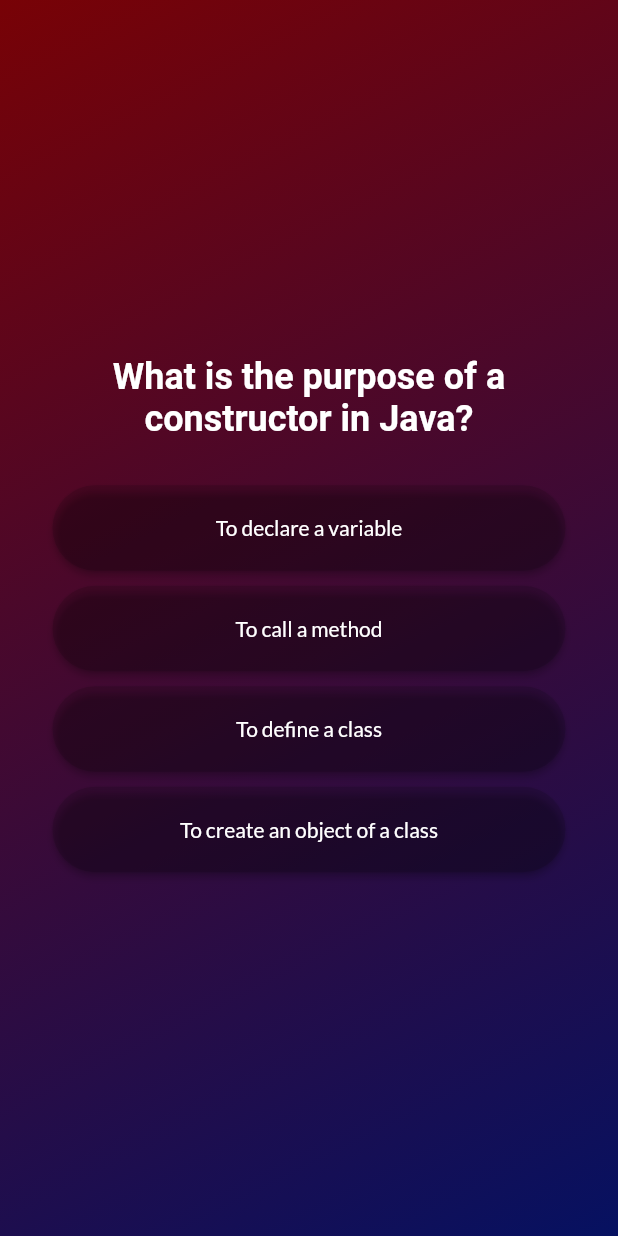
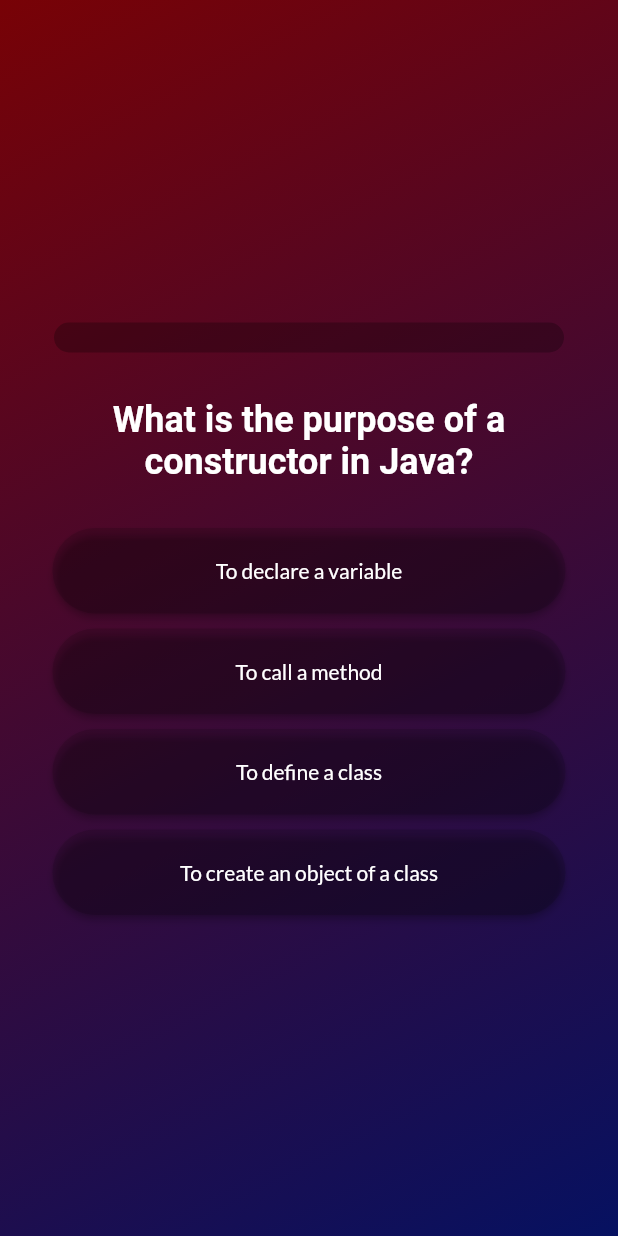
Before and after one commit to ajaxarrow/FlutterQuizApp, a Flutter app: the screen it shows after launch, after a tap on "Get Started", on a phone screen of 412 x 824 dp. Run offline on Flutter 3.47's test engine with Material 2 defaults, Android fonts, the phone set to English and light mode, and no system bars; our stand-ins replace google_fonts; Roboto replaces fonts that are missing (Assistant).

Commit message:
added progress bar in question screen, added colorgradient provider

```diff
--- a/lib/main.dart
+++ b/lib/main.dart
@@ -1,8 +1,13 @@
 import 'package:flutter/material.dart';
+import 'package:provider/provider.dart';
 import 'package:quiz_app/main_container.dart';
+import 'package:quiz_app/providers/color_gradient_provider.dart';
 
 void main(){
   runApp(
-    const MainContainer()
+    ChangeNotifierProvider(
+      create: (context) => ColorGradientState(),
+      child: const MainContainer(),
+    )
   );
 }
--- a/lib/main_container.dart
+++ b/lib/main_container.dart
@@ -30,8 +30,8 @@ class _MainContainerState extends State<MainContainer> {
     return MaterialApp(
       initialRoute: '/',
       routes: {
-        '/': (context) => MainRoute(gradientBackground: gradientBackground),
-        '/settings': (context) => SettingsRoute(gradientBackground: gradientBackground, onChangeBackground: changeBackground),
+        '/': (context) => const MainRoute(),
+        '/settings': (context) => const SettingsRoute(),
       },
     );
   }
--- /dev/null
+++ b/lib/providers/color_gradient_provider.dart
@@ -0,0 +1,15 @@
+import 'package:flutter/material.dart';
+import 'package:provider/provider.dart';
+
+import '../data/color_gradients.dart';
+
+
+class ColorGradientState extends ChangeNotifier{
+
+  List<Color> gradientBackground = getColorGradient().colorsList;
+
+  void changeBackground(List<Color> background){
+    gradientBackground = background;
+    notifyListeners();
+  }
+}
--- a/lib/routes/main_route.dart
+++ b/lib/routes/main_route.dart
@@ -1,14 +1,16 @@
 import 'package:flutter/material.dart';
-import 'package:quiz_app/questions_screen.dart';
-import 'package:quiz_app/start_screen.dart';
-import 'package:quiz_app/results_screen.dart';
+import 'package:provider/provider.dart';
+import 'package:quiz_app/screens/questions_screen.dart';
+import 'package:quiz_app/screens/start_screen.dart';
+import 'package:quiz_app/screens/results_screen.dart';
 import 'package:quiz_app/data/quiz_questions.dart';
 import 'package:quiz_app/models/questions.dart';
 
+import '../providers/color_gradient_provider.dart';
+
 
 class MainRoute extends StatefulWidget{
-  const MainRoute({required this.gradientBackground, super.key});
-  final List<Color> gradientBackground;
+  const MainRoute({super.key});
   @override
   State <MainRoute> createState(){
     return _MainRouteState();
@@ -18,6 +20,7 @@ class MainRoute extends StatefulWidget{
 class _MainRouteState extends State <MainRoute>{
   List<Question> selectedQuestions = [];
   List<String> selectedOptions = [];
+
 
   var currentScreen = 'start-screen';
   // late Widget currentScreen;
@@ -73,6 +76,7 @@ class _MainRouteState extends State <MainRoute>{
 
   @override
   Widget build(BuildContext context) {
+    final colorGradientState = Provider.of<ColorGradientState>(context);
     Widget screenWidget = StartScreen(changeScreen);
 
     if (currentScreen == 'quiz-screen'){
@@ -108,7 +112,7 @@ class _MainRouteState extends State <MainRoute>{
         body: Container(
           decoration: BoxDecoration(
             gradient: LinearGradient(
-              colors: widget.gradientBackground,
+              colors: colorGradientState.gradientBackground,
               begin: Alignment.topLeft,
               end: Alignment.bottomRight
               )
--- a/lib/questions_screen.dart
+++ b/lib/screens/questions_screen.dart
@@ -1,7 +1,8 @@
 import 'package:flutter/material.dart';
 import 'package:google_fonts/google_fonts.dart';
-import 'package:quiz_app/option_button.dart';
+import 'package:quiz_app/widgets/option_button.dart';
 import 'package:quiz_app/models/questions.dart';
+import 'package:quiz_app/widgets/progress_bar.dart';
 
 class QuestionsScreen extends StatefulWidget{
   const QuestionsScreen({
@@ -23,15 +24,16 @@ class _QuestionsScreenState extends State <QuestionsScreen>{
 
   var currentQuestionIndex = 0;
 
+  double progress = 0.0;
+
   void answerQuestion(String selectedOption){
     widget.onSelectOption(selectedOption);
 
     setState(() {
       currentQuestionIndex++;
+      progress = currentQuestionIndex / widget.selectedQuestions.length;
     });
   }
-
-
 
   @override
   Widget build(BuildContext context) {
@@ -50,6 +52,8 @@ class _QuestionsScreenState extends State <QuestionsScreen>{
           mainAxisAlignment: MainAxisAlignment.center,
           crossAxisAlignment: CrossAxisAlignment.stretch,
           children: [
+            AnimatedProgressBar(value: progress),
+            const SizedBox(height: 25),
             Text(
               currentQuestion.question,
               textAlign: TextAlign.center,
--- a/lib/results_screen.dart
+++ b/lib/screens/results_screen.dart
@@ -1,6 +1,6 @@
 import 'package:flutter/material.dart';
 import 'package:quiz_app/models/questions.dart';
-import 'package:quiz_app/quiz_summary.dart';
+import 'package:quiz_app/widgets/quiz_summary.dart';
 import 'package:google_fonts/google_fonts.dart';
 
 class ResultsScreen extends StatelessWidget {
@@ -62,7 +62,7 @@ class ResultsScreen extends StatelessWidget {
               child: TextButton.icon(
                 onPressed: onRestartQuiz,
                 style: TextButton.styleFrom(
-                  foregroundColor: const Color.fromARGB(255, 237, 193, 241),
+                  foregroundColor: const Color.fromARGB(255, 239, 212, 241),
                   padding: const EdgeInsets.all(8.0)
                 ),
                 label: Text(
@@ -77,7 +77,7 @@ class ResultsScreen extends StatelessWidget {
               child: TextButton.icon(
                 onPressed: onGoToHomeScreen,
                 style: TextButton.styleFrom(
-                  foregroundColor: const Color.fromARGB(255, 237, 193, 241),
+                  foregroundColor: const Color.fromARGB(255, 239, 212, 241),
                   padding: const EdgeInsets.all(8.0)
                 ),
                 label: Text(
--- /dev/null
+++ b/lib/widgets/progress_bar.dart
@@ -0,0 +1,51 @@
+import 'package:flutter/material.dart';
+
+class AnimatedProgressBar extends StatelessWidget {
+  const AnimatedProgressBar({
+    required this.value,
+    this.height = 20,
+    super.key
+  });
+
+  final double value;
+  final double height;
+
+  _floor(double value, [min = 0.0]){
+    return value.sign <= min ? min : value;
+  }
+
+  @override
+  Widget build(BuildContext context) {
+    return LayoutBuilder(
+        builder: (BuildContext context, BoxConstraints box ){
+          return Container(
+            padding: const EdgeInsets.all(6),
+            width: box.maxWidth,
+            child: Stack(
+              children: [
+                Container(
+                  height: height,
+                  decoration: BoxDecoration(
+                    color: Colors.black26,
+                    borderRadius: BorderRadius.all(Radius.circular(height)
+                    )
+                  ),
+                ),
+                AnimatedContainer(
+                  duration: const Duration(milliseconds: 800),
+                  curve: Curves.easeOutCubic,
+                  height: height,
+                  width: box.maxWidth * _floor(value),
+                  decoration: BoxDecoration(
+                    color: Colors.white,
+                    borderRadius: BorderRadius.all(Radius.circular(height)
+                    ),
+                  )
+                )
+              ],
+            ),
+          );
+        }
+    );
+  }
+}
--- a/lib/quiz_summary.dart
+++ b/lib/widgets/quiz_summary.dart
@@ -68,7 +68,8 @@ class QuizSummary extends StatelessWidget{
                               TextSpan(
                                 text: data['user_answer'] as String,
                                 style: GoogleFonts.assistant(
-                                  color: const Color.fromARGB(248, 241, 152, 207)
+                                  color: const Color.fromARGB(
+                                      248, 234, 185, 212)
                                 )
                               ),
                             ]
@@ -87,7 +88,8 @@ class QuizSummary extends StatelessWidget{
                               TextSpan(
                                 text: data['correct_option'] as String,
                                 style: GoogleFonts.assistant(
-                                  color: const Color.fromARGB(248, 175, 138, 199)
+                                  color: const Color.fromARGB(
+                                      248, 213, 178, 236)
                                 )
                               ),
                             ]
--- a/pubspec.yaml
+++ b/pubspec.yaml
@@ -36,6 +36,7 @@ dependencies:
   # Use with the CupertinoIcons class for iOS style icons.
   cupertino_icons: ^1.0.2
   google_fonts: ^5.1.0
+  provider: ^6.0.5
 
 dev_dependencies:
   flutter_test:
```
Also changed, not shown: lib/routes/settings_route.dart (+9 -17 lines), lib/screens/start_screen.dart (renamed from lib/start_screen.dart), lib/widgets/option_button.dart (renamed from lib/option_button.dart), pubspec.lock.
